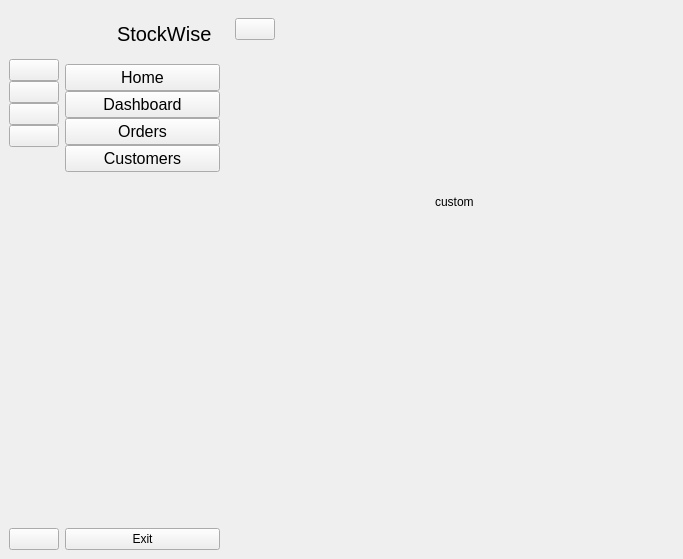
Qt form windows systerm project-python/ui files/mainWindow.ui (EliyaMalka/stock-portfolio) before a commit.
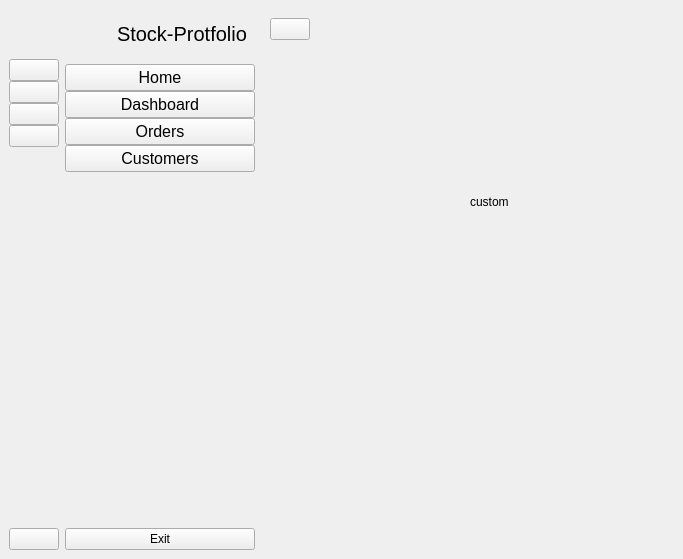
The same form after that commit. Icons and pictures are not drawn.

Commit message: Update loginBG.png

Patch:
```diff
--- a/windows systerm project-python/ui files/mainWindow.ui
+++ b/windows systerm project-python/ui files/mainWindow.ui
@@ -80,7 +80,7 @@
             </font>
            </property>
            <property name="text">
-            <string>StockWise</string>
+            <string>Stock-Protfolio</string>
            </property>
           </widget>
          </item>
```
The commit also changes 2 other files.
